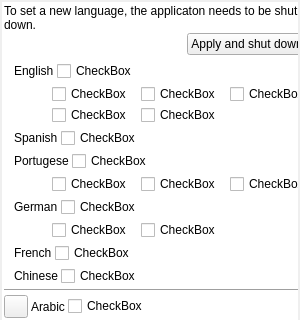
The window that ui/manuscript_context_menu_widget.ui (zkovari/plotlyst) describes before a commit, drawn with Qt 5; both pictures show x 0 to 300 and y 0 to 320 of the 300 by 767 pixel window.
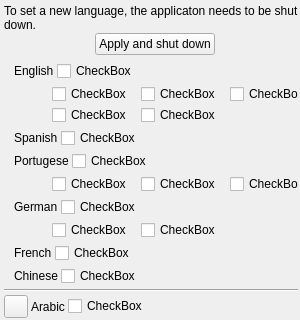
The same window after the commit. Custom widgets are drawn as their Qt base class.

Commit message: Fix style of manuscript settings widget

```diff
--- a/ui/manuscript_context_menu_widget.ui
+++ b/ui/manuscript_context_menu_widget.ui
@@ -19,7 +19,7 @@
   <property name="minimumSize">
    <size>
     <width>200</width>
-    <height>0</height>
+    <height>300</height>
    </size>
   </property>
   <property name="maximumSize">
@@ -31,8 +31,8 @@
   <property name="windowTitle">
    <string>Form</string>
   </property>
-  <property name="styleSheet">
-   <string notr="true">#scrollAreaWidgetContents {background-color: rgb(255, 255, 255);}</string>
+  <property name="relaxed-white-bg" stdset="0">
+   <bool>true</bool>
   </property>
   <layout class="QVBoxLayout" name="verticalLayout">
    <property name="spacing">
@@ -114,7 +114,7 @@
             </property>
            </widget>
           </item>
-          <item alignment="Qt::AlignRight">
+          <item alignment="Qt::AlignHCenter">
            <widget class="QPushButton" name="btnShutDown">
             <property name="sizePolicy">
              <sizepolicy hsizetype="Maximum" vsizetype="Fixed">
```
Left out of the diff: 6 changed lines with no effect on the pictures. The commit also changes 1 other file.
